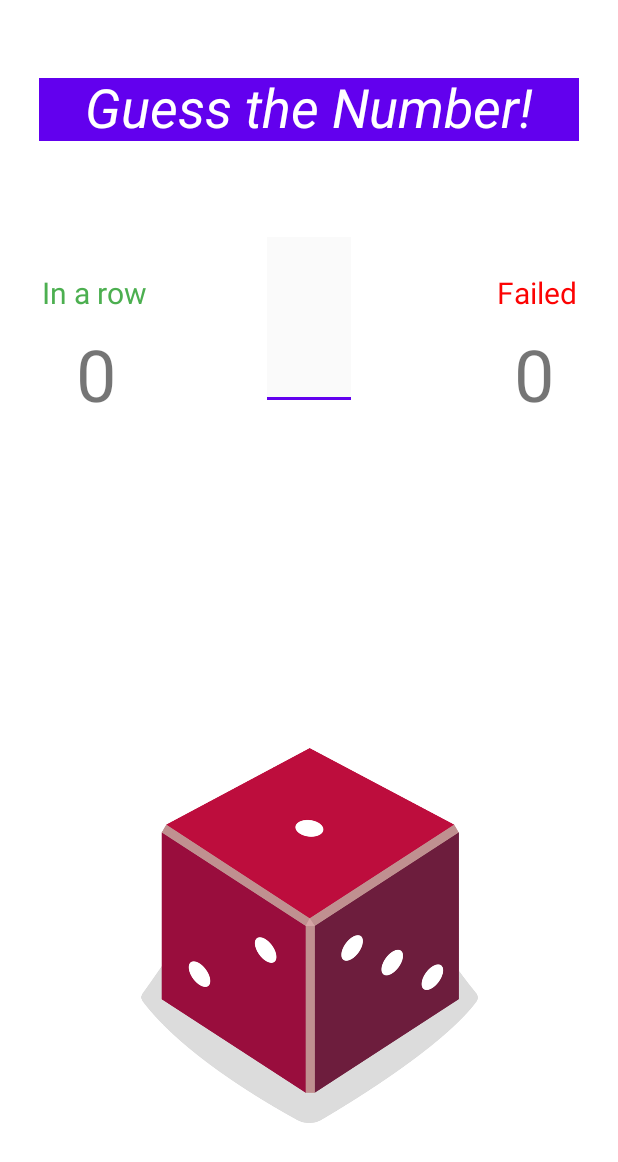
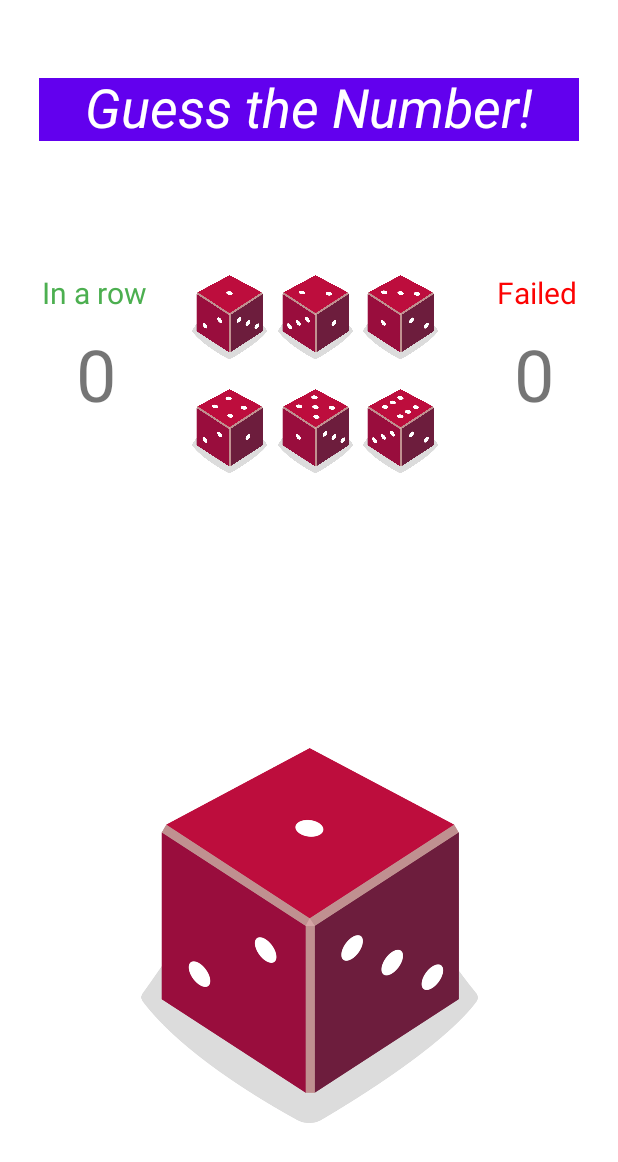
Before and after one commit to Casorys/DiceRoller, an Android app: the screen it shows after launch (MainActivity), after a tap on an icon or button, on a phone screen of 412 x 824 dp. Shown: the top 1162 px of the screen. Run offline under Robolectric (Android 15) with nearby library versions, the phone set to English and light mode, and no system bars.

Commit message:
Update v1.1.2
This update removes the TextInput and adds a "Keypad made of Dices" that changes the number to be guessed and highlights the number the user chose to green.

```diff
--- a/app/build.gradle
+++ b/app/build.gradle
@@ -37,6 +37,7 @@ dependencies {
     implementation 'androidx.appcompat:appcompat:1.3.1'
     implementation 'com.google.android.material:material:1.4.0'
     implementation 'androidx.constraintlayout:constraintlayout:2.1.0'
+    implementation 'androidx.gridlayout:gridlayout:1.0.0'
     testImplementation 'junit:junit:4.+'
     androidTestImplementation 'androidx.test.ext:junit:1.1.3'
     androidTestImplementation 'androidx.test.espresso:espresso-core:3.4.0'
--- a/app/src/main/java/com/br/freitastiago/diceroller/MainActivity.kt
+++ b/app/src/main/java/com/br/freitastiago/diceroller/MainActivity.kt
@@ -18,6 +18,16 @@ class MainActivity : AppCompatActivity() {
     var scoreNumber = 0
     var failsNumber = 0
 
+    var numberToBeChecked = 0
+
+    val dice1Keypad = 1
+    val dice2Keypad = 2
+    val dice3Keypad = 3
+    val dice4Keypad = 4
+    val dice5Keypad = 5
+    val dice6Keypad = 6
+
+
     override fun onCreate(savedInstanceState: Bundle?) {
         super.onCreate(savedInstanceState)
         setContentView(R.layout.activity_main)
@@ -25,6 +35,72 @@ class MainActivity : AppCompatActivity() {
         val mpB = MediaPlayer.create(this, R.raw.birl)
         /** A linha abaixo importa o Button de um dos nossos layouts **/
         val resultImageView: ImageView = findViewById(R.id.iv_dice)
+        val dice1: ImageView = findViewById(R.id.iv_dice1)
+        val dice2: ImageView = findViewById(R.id.iv_dice2)
+        val dice3: ImageView = findViewById(R.id.iv_dice3)
+        val dice4: ImageView = findViewById(R.id.iv_dice4)
+        val dice5: ImageView = findViewById(R.id.iv_dice5)
+        val dice6: ImageView = findViewById(R.id.iv_dice6)
+
+        dice1.setOnClickListener {
+            numberToBeChecked = 1
+            dice1.setBackgroundColor(0xFFd3edc0.toInt())
+            dice2.setBackgroundColor(0xFFffffff.toInt())
+            dice3.setBackgroundColor(0xFFffffff.toInt())
+            dice4.setBackgroundColor(0xFFffffff.toInt())
+            dice5.setBackgroundColor(0xFFffffff.toInt())
+            dice6.setBackgroundColor(0xFFffffff.toInt())
+        }
+
+        dice2.setOnClickListener {
+            numberToBeChecked = 2
+            dice1.setBackgroundColor(0xFFffffff.toInt())
+            dice2.setBackgroundColor(0xFFd3edc0.toInt())
+            dice3.setBackgroundColor(0xFFffffff.toInt())
+            dice4.setBackgroundColor(0xFFffffff.toInt())
+            dice5.setBackgroundColor(0xFFffffff.toInt())
+            dice6.setBackgroundColor(0xFFffffff.toInt())
+        }
+
+        dice3.setOnClickListener {
+            numberToBeChecked = 3
+            dice1.setBackgroundColor(0xFFffffff.toInt())
+            dice2.setBackgroundColor(0xFFffffff.toInt())
+            dice3.setBackgroundColor(0xFFd3edc0.toInt())
+            dice4.setBackgroundColor(0xFFffffff.toInt())
+            dice5.setBackgroundColor(0xFFffffff.toInt())
+            dice6.setBackgroundColor(0xFFffffff.toInt())
+        }
+
+        dice4.setOnClickListener {
+            numberToBeChecked = 4
+            dice1.setBackgroundColor(0xFFffffff.toInt())
+            dice2.setBackgroundColor(0xFFffffff.toInt())
+            dice3.setBackgroundColor(0xFFffffff.toInt())
+            dice4.setBackgroundColor(0xFFd3edc0.toInt())
+            dice5.setBackgroundColor(0xFFffffff.toInt())
+            dice6.setBackgroundColor(0xFFffffff.toInt())
+        }
+
+        dice5.setOnClickListener {
+            numberToBeChecked = 5
+            dice1.setBackgroundColor(0xFFffffff.toInt())
+            dice2.setBackgroundColor(0xFFffffff.toInt())
+            dice3.setBackgroundColor(0xFFffffff.toInt())
+            dice4.setBackgroundColor(0xFFffffff.toInt())
+            dice5.setBackgroundColor(0xFFd3edc0.toInt())
+            dice6.setBackgroundColor(0xFFffffff.toInt())
+        }
+
+        dice6.setOnClickListener {
+            numberToBeChecked = 6
+            dice1.setBackgroundColor(0xFFffffff.toInt())
+            dice2.setBackgroundColor(0xFFffffff.toInt())
+            dice3.setBackgroundColor(0xFFffffff.toInt())
+            dice4.setBackgroundColor(0xFFffffff.toInt())
+            dice5.setBackgroundColor(0xFFffffff.toInt())
+            dice6.setBackgroundColor(0xFFd3edc0.toInt())
+        }
 
 
         resultImageView.setOnClickListener {
@@ -33,11 +109,11 @@ class MainActivity : AppCompatActivity() {
             val fails: TextView = findViewById(R.id.tv_fail)
             val nullCheck: TextInputEditText = findViewById(R.id.ti_nullCheck)
             val titleTextView: TextView = findViewById(R.id.tv_guess)
-            val luckyNumberTI: TextInputEditText = findViewById(R.id.ti_luckynumber)
-            val luckyNumber: String = luckyNumberTI.text.toString()
+            // val luckyNumberTI: TextInputEditText = findViewById(R.id.ti_luckynumber)
+            // val luckyNumber: String = luckyNumberTI.text.toString()
             val dice = Dice(6)
 
-            if (luckyNumber != nullCheck.text.toString()) {
+            if (numberToBeChecked != 0) {
                 val diceRoll = dice.roll()
                 /** A linha abaixo altera propriedades da TextView que importamos para a
                  * variavel resultTextView **/
@@ -49,13 +125,20 @@ class MainActivity : AppCompatActivity() {
                     5 -> resultImageView.setImageResource(R.drawable.dice_5)
                     6 -> resultImageView.setImageResource(R.drawable.dice_6)
                 }
-                if (diceRoll == luckyNumber.toInt()) {
+                if (diceRoll == numberToBeChecked) {
                     titleTextView.setBackgroundColor(0xFF2fa851.toInt())
                     scoreNumber++
                     score.text = scoreNumber.toString()
                     failsNumber = 0
                     fails.text = failsNumber.toString()
                     mpB.start()
+                    numberToBeChecked = 0
+                    dice1.setBackgroundColor(0xFFffffff.toInt())
+                    dice2.setBackgroundColor(0xFFffffff.toInt())
+                    dice3.setBackgroundColor(0xFFffffff.toInt())
+                    dice4.setBackgroundColor(0xFFffffff.toInt())
+                    dice5.setBackgroundColor(0xFFffffff.toInt())
+                    dice6.setBackgroundColor(0xFFffffff.toInt())
                 } else {
                         titleTextView.setBackgroundColor(0xFFeb3d3d.toInt())
                         failsNumber++
@@ -63,6 +146,13 @@ class MainActivity : AppCompatActivity() {
                         scoreNumber = 0
                     score.text = scoreNumber.toString()
                     mpF.start()
+                    numberToBeChecked = 0
+                    dice1.setBackgroundColor(0xFFffffff.toInt())
+                    dice2.setBackgroundColor(0xFFffffff.toInt())
+                    dice3.setBackgroundColor(0xFFffffff.toInt())
+                    dice4.setBackgroundColor(0xFFffffff.toInt())
+                    dice5.setBackgroundColor(0xFFffffff.toInt())
+                    dice6.setBackgroundColor(0xFFffffff.toInt())
                     }
             } else {
                 Toast.makeText(this, "Insert a number before rolling!", Toast.LENGTH_SHORT).show()
--- a/app/src/main/res/layout/activity_main.xml
+++ b/app/src/main/res/layout/activity_main.xml
@@ -5,33 +5,6 @@
     android:layout_width="match_parent"
     android:layout_height="match_parent"
     tools:context=".MainActivity">
-
-    <com.google.android.material.textfield.TextInputLayout
-        android:id="@+id/textInputLayout"
-        android:layout_width="wrap_content"
-        android:layout_height="wrap_content"
-        android:layout_marginStart="16dp"
-        android:layout_marginTop="64dp"
-        android:layout_marginEnd="16dp"
-        android:visibility="visible"
-        app:boxBackgroundColor="#F41111"
-        app:layout_constraintEnd_toEndOf="parent"
-        app:layout_constraintStart_toStartOf="parent"
-        app:layout_constraintTop_toBottomOf="@+id/tv_guess">
-
-        <com.google.android.material.textfield.TextInputEditText
-            android:id="@+id/ti_luckynumber"
-            android:layout_width="wrap_content"
-            android:layout_height="wrap_content"
-            android:background="#05000000"
-            android:includeFontPadding="false"
-            android:inputType="number"
-            android:maxLength="1"
-            android:textAlignment="center"
-            android:textSize="64sp"
-            android:visibility="visible"
-            tools:text="3" />
-    </com.google.android.material.textfield.TextInputLayout>
 
     <TextView
         android:id="@+id/tv_guess"
@@ -130,4 +103,74 @@
         app:layout_constraintEnd_toEndOf="parent"
         app:layout_constraintTop_toBottomOf="@+id/tv_failTitle" />
 
+    <ImageView
+        android:id="@+id/iv_dice1"
+        android:layout_width="50dp"
+        android:layout_height="60dp"
+        android:layout_marginStart="16dp"
+        android:layout_marginTop="87dp"
+        android:clickable="true"
+        app:layout_constraintStart_toEndOf="@+id/tv_score"
+        app:layout_constraintTop_toBottomOf="@+id/tv_guess"
+        app:srcCompat="@drawable/dice_1" />
+
+    <ImageView
+        android:id="@+id/iv_dice2"
+        android:layout_width="50dp"
+        android:layout_height="60dp"
+        android:layout_marginStart="16dp"
+        android:layout_marginTop="87dp"
+        android:layout_marginEnd="16dp"
+        android:clickable="true"
+        app:layout_constraintEnd_toStartOf="@+id/iv_dice3"
+        app:layout_constraintStart_toEndOf="@+id/iv_dice1"
+        app:layout_constraintTop_toBottomOf="@+id/tv_guess"
+        app:srcCompat="@drawable/dice_2" />
+
+    <ImageView
+        android:id="@+id/iv_dice3"
+        android:layout_width="50dp"
+        android:layout_height="60dp"
+        android:layout_marginTop="87dp"
+        android:layout_marginEnd="16dp"
+        android:clickable="true"
+        app:layout_constraintEnd_toStartOf="@+id/tv_fail"
+        app:layout_constraintTop_toBottomOf="@+id/tv_guess"
+        app:srcCompat="@drawable/dice_3" />
+
+    <ImageView
+        android:id="@+id/iv_dice4"
+        android:layout_width="50dp"
+        android:layout_height="60dp"
+        android:layout_marginStart="16dp"
+        android:layout_marginTop="16dp"
+        android:clickable="true"
+        app:layout_constraintStart_toEndOf="@+id/tv_score"
+        app:layout_constraintTop_toBottomOf="@+id/iv_dice1"
+        app:srcCompat="@drawable/dice_4" />
+
+    <ImageView
+        android:id="@+id/iv_dice5"
+        android:layout_width="50dp"
+        android:layout_height="60dp"
+        android:layout_marginStart="16dp"
+        android:layout_marginTop="16dp"
+        android:layout_marginEnd="16dp"
+        android:clickable="true"
+        app:layout_constraintEnd_toStartOf="@+id/iv_dice6"
+        app:layout_constraintStart_toEndOf="@+id/iv_dice4"
+        app:layout_constraintTop_toBottomOf="@+id/iv_dice2"
+        app:srcCompat="@drawable/dice_5" />
+
+    <ImageView
+        android:id="@+id/iv_dice6"
+        android:layout_width="50dp"
+        android:layout_height="60dp"
+        android:layout_marginTop="16dp"
+        android:layout_marginEnd="16dp"
+        android:clickable="true"
+        app:layout_constraintEnd_toStartOf="@+id/tv_fail"
+        app:layout_constraintTop_toBottomOf="@+id/iv_dice3"
+        app:srcCompat="@drawable/dice_6" />
+
 </androidx.constraintlayout.widget.ConstraintLayout>
```
